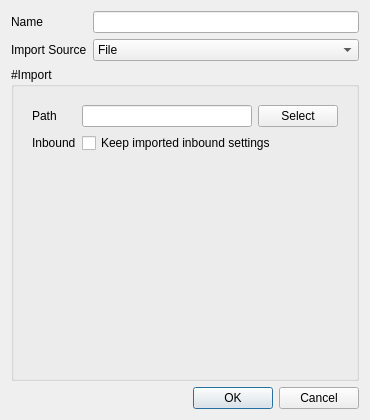
First picture: the form in src/ui/w_ImportConfig.ui, repository darsvador/qvssr, before the edit.
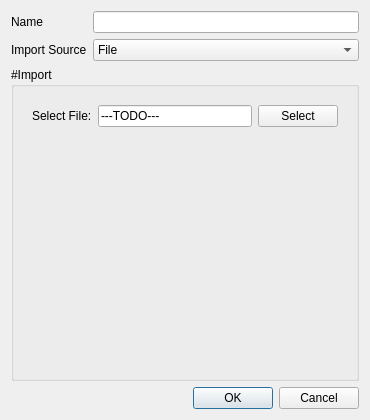
Second picture: the form after the edit.

Patch:
```diff
--- a/src/ui/w_ImportConfig.ui
+++ b/src/ui/w_ImportConfig.ui
@@ -87,11 +87,9 @@
       <item>
        <widget class="QStackedWidget" name="stackedWidget">
         <property name="currentIndex">
-         <number>0</number>
+         <number>3</number>
         </property>
         <widget class="QWidget" name="filePage">
-         <layout class="QVBoxLayout" name="verticalLayout_3">
-          <item>
            <layout class="QFormLayout" name="formLayout">
             <item row="0" column="0">
              <widget class="QLabel" name="fileLabel">
@@ -133,8 +131,6 @@
              </widget>
             </item>
            </layout>
-          </item>
-         </layout>
         </widget>
         <widget class="QWidget" name="vmessPage">
          <layout class="QVBoxLayout" name="verticalLayout_2" stretch="0,1">
@@ -184,6 +180,35 @@
           </item>
          </layout>
         </widget>
+        <widget class="QWidget" name="page_2">
+         <layout class="QFormLayout" name="formLayout_3">
+          <item row="0" column="1">
+           <layout class="QHBoxLayout" name="horizontalLayout">
+            <item>
+             <widget class="QLineEdit" name="lineEdit">
+              <property name="text">
+               <string>---TODO---</string>
+              </property>
+             </widget>
+            </item>
+            <item>
+             <widget class="QPushButton" name="pushButton">
+              <property name="text">
+               <string>Select</string>
+              </property>
+             </widget>
+            </item>
+           </layout>
+          </item>
+          <item row="0" column="0">
+           <widget class="QLabel" name="label_5">
+            <property name="text">
+             <string>Select File:</string>
+            </property>
+           </widget>
+          </item>
+         </layout>
+        </widget>
        </widget>
       </item>
      </layout>
```
Left out of the diff: 11 changed lines with no effect on the pictures. Lines whose indentation alone changed are shown as unchanged.
